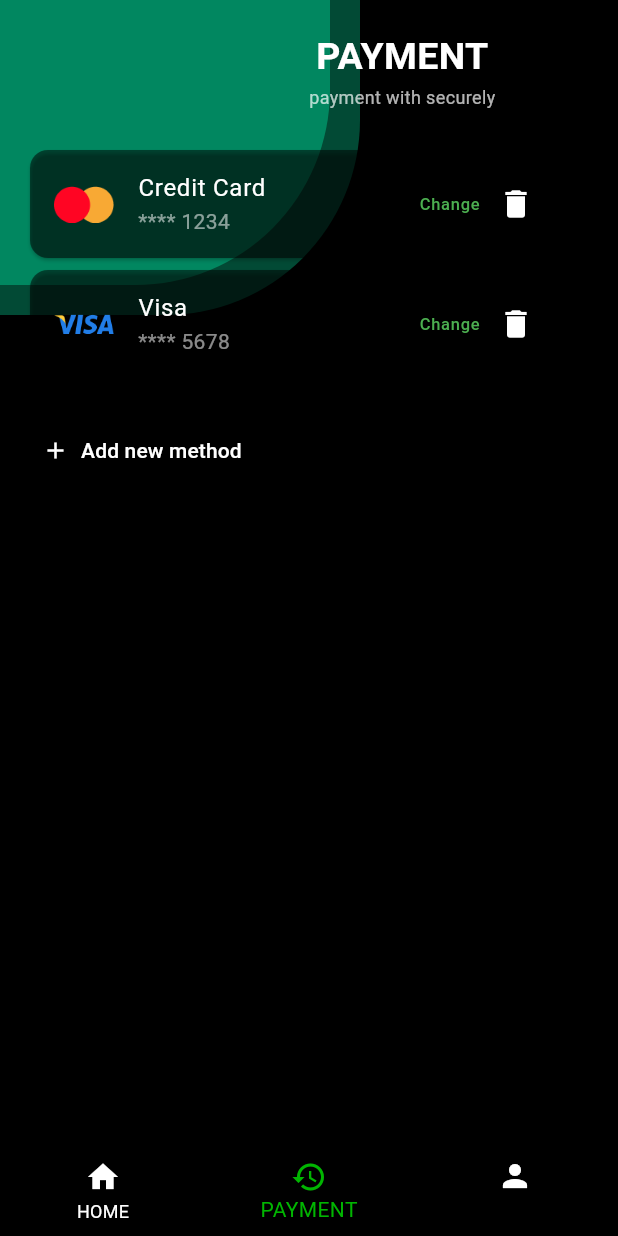
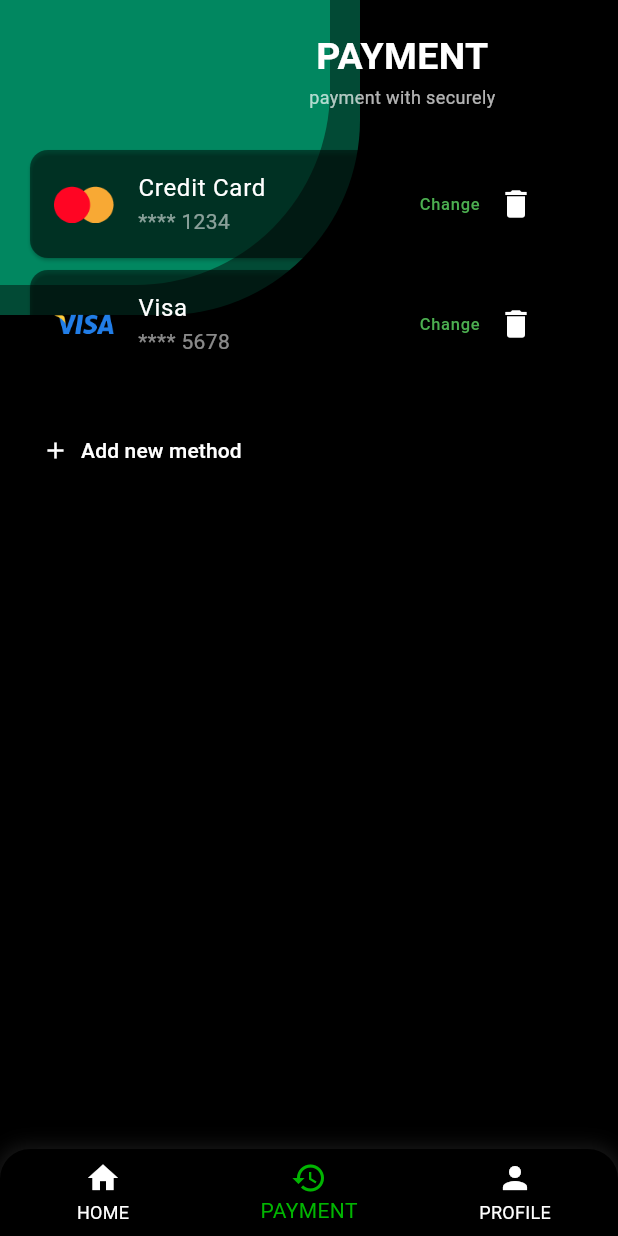
Before and after one commit to RusthyAhd/Tapon-Vending, a Flutter app: the PaymentPage screen opened directly, on a phone screen of 412 x 824 dp. Run offline on Flutter 3.47's test engine with Material 3 defaults, Android fonts, the light colour scheme and no system bars; our stand-ins replace google_mobile_ads, just_audio; missing offline and left inert: phone_state; network calls fail.

Commit message:
wadakaraya now thamai man happy

```diff
--- /dev/null
+++ b/lib/custom/custom_bottom_nav_bar.dart
@@ -0,0 +1,45 @@
+import 'package:flutter/material.dart';
+
+class CustomBottomNavBar extends StatelessWidget {
+  final int selectedIndex;
+  final Function(int) onItemTapped;
+
+  const CustomBottomNavBar({
+    Key? key,
+    required this.selectedIndex,
+    required this.onItemTapped,
+  }) : super(key: key);
+
+  @override
+  Widget build(BuildContext context) {
+    return Container(
+      decoration: BoxDecoration(
+        color: Colors.black,
+        borderRadius: BorderRadius.only(
+          topLeft: Radius.circular(20),
+          topRight: Radius.circular(20),
+        ),
+        boxShadow: [
+          BoxShadow(
+            color: Colors.white10,
+            blurRadius: 10,
+            spreadRadius: 2,
+          ),
+        ],
+      ),
+      child: BottomNavigationBar(
+        backgroundColor: Colors.transparent,
+        selectedItemColor: Color.fromRGBO(1, 181, 1, 1),
+        unselectedItemColor: Colors.white,
+        currentIndex: selectedIndex,
+        onTap: onItemTapped,
+        elevation: 0,
+        items: [
+          BottomNavigationBarItem(icon: Icon(Icons.home), label: "HOME"),
+          BottomNavigationBarItem(icon: Icon(Icons.history), label: "PAYMENT"),
+          BottomNavigationBarItem(icon: Icon(Icons.person), label: "PROFILE"),
+        ],
+      ),
+    );
+  }
+}
--- a/lib/payment_method/payment_view.dart
+++ b/lib/payment_method/payment_view.dart
@@ -1,6 +1,7 @@
 import 'package:flutter/material.dart';
 import 'package:provider/provider.dart';
 import 'package:tapon_vending/add_payment/add_payment_view.dart';
+import 'package:tapon_vending/custom/custom_bottom_nav_bar.dart';
 import 'package:tapon_vending/home/home_view.dart';
 import 'package:tapon_vending/profile/profile_view.dart';
 import 'payment_view_model.dart';
@@ -144,18 +145,9 @@ class _PaymentPageState extends State<PaymentPage> {
             ),
           ],
         ),
-         bottomNavigationBar: BottomNavigationBar(
-          backgroundColor: Colors.black,
-          selectedItemColor: Color.fromRGBO(1, 181, 1, 1),
-          unselectedItemColor: Colors.white,
-           currentIndex: _selectedIndex,
-           onTap: _onItemTapped,
-          items: [
-        BottomNavigationBarItem(icon: Icon(Icons.home), label: "HOME"),
-        BottomNavigationBarItem(icon: Icon(Icons.history), label: "PAYMENT"),
-        BottomNavigationBarItem(icon: Icon(Icons.person), label: ""),
-          ],
-
+         bottomNavigationBar: CustomBottomNavBar(
+          selectedIndex: _selectedIndex,
+          onItemTapped: _onItemTapped,
         ),
       ),
     );
```
Also changed, not shown: lib/home/home_view.dart (+4 -11 lines), lib/profile/profile_view.dart (+8 -15 lines).
